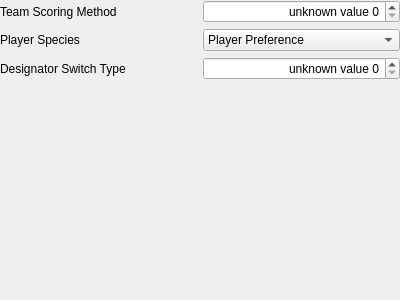
Above: native/src/ReachVariantTool/ui/main_window/page_multiplayer_settings_team.ui from DavidJCobb/ReachVariantEditor before the change. Below: the same form after it.
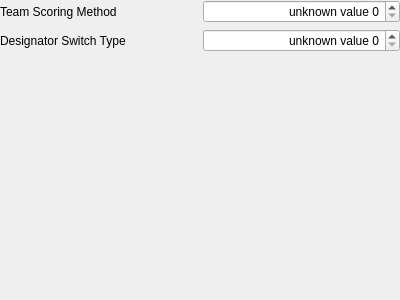
That is the form after the change.

Commit message:
ATHR support; moved Player Species in UI
We now load ATHR blocks. Moreover, if a file is missing its CHDR block, we now properly generate one for it if possible, to be used when saving.

Moved the "Player Species" option from the UI's team settings to general settings. (This should've been in a prior commit; not sure what happened.)

Fixed label-buddies and tab order for the Firefight wave traits page.

```diff
--- a/native/src/ReachVariantTool/ui/main_window/page_multiplayer_settings_team.ui
+++ b/native/src/ReachVariantTool/ui/main_window/page_multiplayer_settings_team.ui
@@ -32,58 +32,6 @@
    <property name="bottomMargin">
     <number>0</number>
    </property>
-   <item row="1" column="0">
-    <widget class="QLabel" name="labelSpecies">
-     <property name="text">
-      <string>Player Species</string>
-     </property>
-     <property name="buddy">
-      <cstring>fieldSpecies</cstring>
-     </property>
-    </widget>
-   </item>
-   <item row="1" column="1">
-    <widget class="QComboBox" name="fieldSpecies">
-     <item>
-      <property name="text">
-       <string>Player Preference</string>
-      </property>
-     </item>
-     <item>
-      <property name="text">
-       <string>All Spartans</string>
-      </property>
-     </item>
-     <item>
-      <property name="text">
-       <string>All Elites</string>
-      </property>
-     </item>
-     <item>
-      <property name="text">
-       <string>Use Team Species</string>
-      </property>
-     </item>
-     <item>
-      <property name="text">
-       <string>Spartans vs Elites</string>
-      </property>
-     </item>
-    </widget>
-   </item>
-   <item row="2" column="1">
-    <widget class="QSpinBox" name="fieldSwitchType">
-     <property name="alignment">
-      <set>Qt::AlignRight|Qt::AlignTrailing|Qt::AlignVCenter</set>
-     </property>
-     <property name="prefix">
-      <string>unknown value </string>
-     </property>
-     <property name="maximum">
-      <number>3</number>
-     </property>
-    </widget>
-   </item>
    <item row="0" column="1">
     <widget class="QSpinBox" name="fieldScoringMethod">
      <property name="alignment">
@@ -97,7 +45,7 @@
      </property>
     </widget>
    </item>
-   <item row="2" column="0">
+   <item row="1" column="0">
     <widget class="QLabel" name="labelSwitchType">
      <property name="text">
       <string>Designator Switch Type</string>
@@ -107,17 +55,7 @@
      </property>
     </widget>
    </item>
-   <item row="0" column="0">
-    <widget class="QLabel" name="labelScoringMethod">
-     <property name="text">
-      <string>Team Scoring Method</string>
-     </property>
-     <property name="buddy">
-      <cstring>fieldScoringMethod</cstring>
-     </property>
-    </widget>
-   </item>
-   <item row="3" column="0" colspan="2">
+   <item row="2" column="0" colspan="2">
     <spacer name="verticalSpacer">
      <property name="orientation">
       <enum>Qt::Vertical</enum>
@@ -130,6 +68,29 @@
      </property>
     </spacer>
    </item>
+   <item row="0" column="0">
+    <widget class="QLabel" name="labelScoringMethod">
+     <property name="text">
+      <string>Team Scoring Method</string>
+     </property>
+     <property name="buddy">
+      <cstring>fieldScoringMethod</cstring>
+     </property>
+    </widget>
+   </item>
+   <item row="1" column="1">
+    <widget class="QSpinBox" name="fieldSwitchType">
+     <property name="alignment">
+      <set>Qt::AlignRight|Qt::AlignTrailing|Qt::AlignVCenter</set>
+     </property>
+     <property name="prefix">
+      <string>unknown value </string>
+     </property>
+     <property name="maximum">
+      <number>3</number>
+     </property>
+    </widget>
+   </item>
   </layout>
  </widget>
  <resources/>
```
The commit also changes 14 other files.
